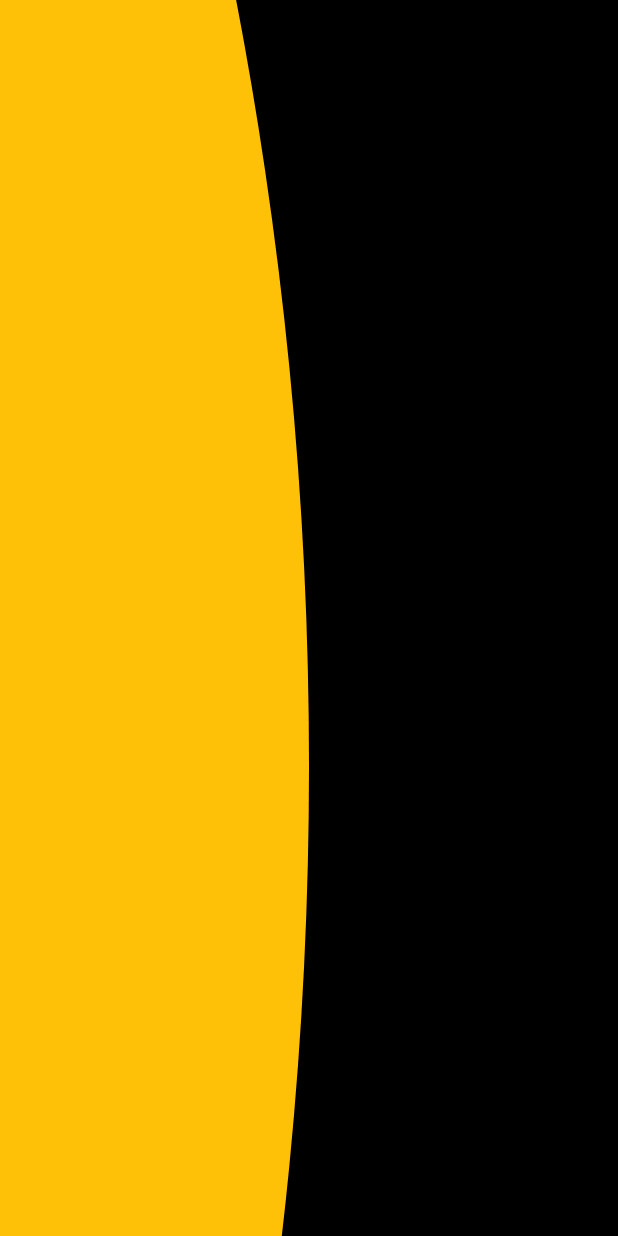
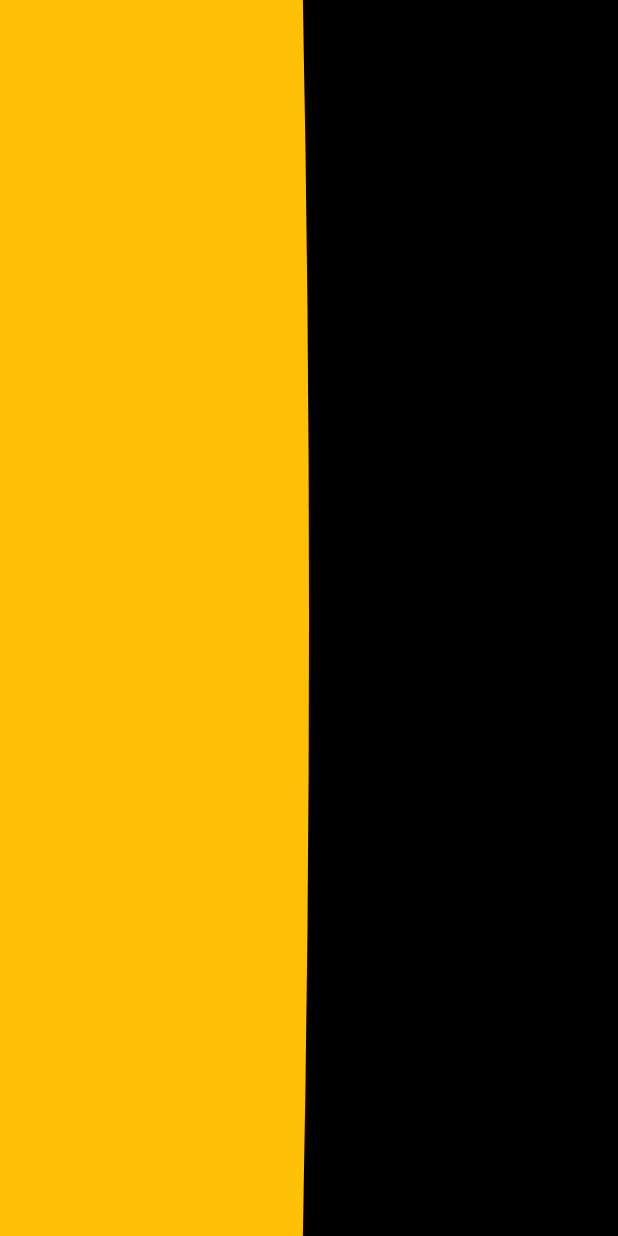
Before and after one commit to mouaadsk/CircleOnBoardingAnimation, a Flutter app: the screen it shows after launch, after a tap on the "arrow forward" icon, on a phone screen of 412 x 824 dp. Run offline on Flutter 3.47's test engine with Material 2 defaults, Android fonts, the phone set to English and light mode, and no system bars.

Commit message:
The animation is completed

```diff
--- a/lib/animation.dart
+++ b/lib/animation.dart
@@ -7,7 +7,9 @@ import 'dart:math';
 
 class CircleAnimation extends StatefulWidget {
   final Widget firstWidget, secondWidget;
-  const CircleAnimation({Key key, this.firstWidget, this.secondWidget})
+  final bool movingTheButton;
+  const CircleAnimation(
+      {Key key, this.firstWidget, this.secondWidget, this.movingTheButton})
       : super(key: key);
   @override
   _CircleAnimationState createState() => _CircleAnimationState();
@@ -27,6 +29,7 @@ class _CircleAnimationState extends State<CircleAnimation>
   Future<bool> playAnimation() async {
     try {
       //! Playing the first animation
+      if (this.widget.movingTheButton) {
         this._circleOnBoardingAniamtionState =
             CircleOnBoardingAniamtionState.MovingTheButton;
         this._movingButtonController.forward().then((value) {
@@ -46,6 +49,19 @@ class _CircleAnimationState extends State<CircleAnimation>
             });
           });
         });
+      } else {
+        this._circleOnBoardingAniamtionState =
+            CircleOnBoardingAniamtionState.StartAnimation;
+        this._firstAnimationController.forward().then((value) {
+          this.reversingWidgets = true;
+          this._firstAnimationController.reverse().then((value) {
+            this.animationCompleted = true;
+            setState(() {
+              this._circleOnBoardingAniamtionState = CircleOnBoardingAniamtionState.ButtonCenter;
+            });
+          });
+        });
+      }
       return true;
     } catch (e) {
       print(e.toString());
@@ -55,6 +71,7 @@ class _CircleAnimationState extends State<CircleAnimation>
 
   Future<bool> reverseAnimation() async {
     try {
+      if (this.widget.movingTheButton) {
         this._circleOnBoardingAniamtionState =
             CircleOnBoardingAniamtionState.MovingTheButton;
         //!playig the first animation backward
@@ -74,6 +91,19 @@ class _CircleAnimationState extends State<CircleAnimation>
             });
           });
         });
+      } else {
+        this._circleOnBoardingAniamtionState =
+            CircleOnBoardingAniamtionState.StartAnimation;
+        this._firstAnimationController.forward().then((value) {
+          this.reversingWidgets = false;
+          this._firstAnimationController.reverse().then((value) {
+            this.animationCompleted = false;
+            setState(() {
+              this._circleOnBoardingAniamtionState = CircleOnBoardingAniamtionState.ButtonCenter;
+            });
+          });
+        });
+      }
       return true;
     } catch (e) {
       print(e.toString());
@@ -111,7 +141,7 @@ class _CircleAnimationState extends State<CircleAnimation>
     // TODO: implement initState
     super.initState();
     this._firstAnimationController = AnimationController(
-        duration: const Duration(milliseconds: 500), vsync: this);
+        duration: animationCircleDuration * .5, vsync: this);
     this._firstCurvedAniamtion = CurvedAnimation(
         parent: this._firstAnimationController,
         curve: Curves.easeInCirc,
@@ -123,14 +153,16 @@ class _CircleAnimationState extends State<CircleAnimation>
               this.value = this._firstAnimationController.value;
             });
           });
+    if (this.widget.movingTheButton) {
       this._movingButtonController = AnimationController(
-        duration: Duration(milliseconds: 200), vsync: this)
+          duration: movingTheButtonDuration, vsync: this)
         ..addListener(() {
           setState(() {
             this.leftButtonMargin = initialLeftMargin +
                 this._movingButtonController.value *
                     (gettingTheCurrentCenterOfTheCircle(
-                              this._circleOnBoardingAniamtionState,this.reversingWidgets)
+                                this._circleOnBoardingAniamtionState,
+                                this.reversingWidgets)
                             .dx -
                         initialLeftMargin);
           });
@@ -141,23 +173,26 @@ class _CircleAnimationState extends State<CircleAnimation>
               this.leftButtonMargin = initialLeftMargin +
                   this._movingButtonController.value *
                       (gettingTheCurrentCenterOfTheCircle(
-                                this._circleOnBoardingAniamtionState, !this.animationCompleted)
+                                  this._circleOnBoardingAniamtionState,
+                                  !this.animationCompleted)
                               .dx -
                           initialLeftMargin);
               print("status is completed" + this.leftButtonMargin.toString());
             });
-        else if(status == AnimationStatus.dismissed){
+          else if (status == AnimationStatus.dismissed) {
             setState(() {
               this.leftButtonMargin = initialLeftMargin +
                   this._movingButtonController.value *
                       (gettingTheCurrentCenterOfTheCircle(
-                                this._circleOnBoardingAniamtionState, this.animationCompleted)
+                                  this._circleOnBoardingAniamtionState,
+                                  this.animationCompleted)
                               .dx -
                           initialLeftMargin);
               print("status is dismissed" + this.leftButtonMargin.toString());
             });
           }
         });
+    }
   }
 
   @override
@@ -212,6 +247,7 @@ class _CircleAnimationState extends State<CircleAnimation>
                 )
               : ClipOval(
                   clipper: OnBoardingClipper(
+                      movingButton: this.widget.movingTheButton,
                       animationEvolution: this.value,
                       reversingWidgets: this.reversingWidgets),
                   child: this.reversingWidgets
--- a/lib/animation_functions.dart
+++ b/lib/animation_functions.dart
@@ -11,15 +11,22 @@ double getWidth(BuildContext context) {
       MediaQuery.of(context).padding.left -
       MediaQuery.of(context).padding.right;
 }
+
 Size getSize(BuildContext context) {
   return Size(getWidth(context), getHeight(context));
 }
+
 Offset getCenterOffset(
     Size size, double animationEvolution, bool reversingWidgets) {
   try {
     Offset offsetToReturn = Offset(
-        size.width * ((0.5 + animationEvolution * 1.5 ) + (reversingWidgets? - 1 : 0)),
+        size.width *
+            ((0.5 + animationEvolution * 1.5) + (reversingWidgets ? -1 : 0)),
         size.height * (.8 - (.3 * animationEvolution)));
+    print("the x and y of the center points are " +
+        offsetToReturn.dx.toString() +
+        " " +
+        offsetToReturn.dy.toString());
     return offsetToReturn;
   } catch (e) {
     print(e.toString());
--- a/lib/animationparametrs.dart
+++ b/lib/animationparametrs.dart
@@ -4,3 +4,7 @@ double buttonHeight = .1, buttonBottomMargin = 0.15;
 
 //! the zoomFactor paramaeter means how much of growth the cutted rectangle (transformed to a circle) must be
 double circleZoomingFactor = 50;
+ //! in this variable you can adjust if you want to move the button to the center before/after the animation start/end
+ bool movingTheButton = false;
+ //! these variables are for the duration of the animation/movingTheButton
+ Duration animationCircleDuration = Duration(seconds : 2), movingTheButtonDuration = Duration(milliseconds: 200);
--- a/lib/clippers.dart
+++ b/lib/clippers.dart
@@ -2,26 +2,41 @@ import 'package:flutter/widgets.dart';
 import 'package:flutter_animation_circle/animation_functions.dart';
 import 'dart:math';
 import 'animationparametrs.dart';
+
 class OnBoardingClipper extends CustomClipper<Rect> {
   double animationEvolution;
-  bool reversingWidgets;
-  OnBoardingClipper({this.animationEvolution, this.reversingWidgets});
+  bool reversingWidgets, movingButton;
+  OnBoardingClipper(
+      {this.animationEvolution, this.reversingWidgets, this.movingButton});
   @override
   Rect getClip(Size size) {
     // TODO: implement getClip
-    Offset centerOffset = getCenterOffset(size, this.animationEvolution,this.reversingWidgets);
-    double height = size.height, width = size.width, zoomingFactor = circleZoomingFactor;
+    Offset centerOffset =
+        getCenterOffset(size, this.animationEvolution, this.reversingWidgets);
+    double height = size.height,
+        width = size.width,
+        zoomingFactor = circleZoomingFactor,
+        valueToAdd = this.movingButton ? 0 : ((1 - this.animationEvolution) * buttonHeight);
+    print("the movingButton value is " + this.movingButton.toString());
     Rect rect = this.reversingWidgets
         ? Rect.fromLTWH(
-            width * .5 - (height * (zoomingFactor * pow(this.animationEvolution, 4) + 0.1)),
+            width * (.5 + valueToAdd) -
+                (height *
+                    (zoomingFactor * pow(this.animationEvolution, 4) + 0.1)),
             centerOffset.dy -
-                (height * (zoomingFactor * pow(this.animationEvolution, 4) + 0.1)) * .5,
+                (height *
+                        (zoomingFactor * pow(this.animationEvolution, 4) +
+                            0.1)) *
+                    .5,
             height * (zoomingFactor * pow(this.animationEvolution, 4) + 0.1),
             height * (zoomingFactor * pow(this.animationEvolution, 4) + 0.1))
         : Rect.fromLTWH(
-            width * .5,
+            width * (.5 - valueToAdd),
             centerOffset.dy -
-                (height * (zoomingFactor * pow(this.animationEvolution, 4) + 0.1)) * .5,
+                (height *
+                        (zoomingFactor * pow(this.animationEvolution, 4) +
+                            0.1)) *
+                    .5,
             height * (zoomingFactor * pow(this.animationEvolution, 4) + 0.1),
             height * (zoomingFactor * pow(this.animationEvolution, 4) + 0.1));
     return rect;
--- a/lib/main.dart
+++ b/lib/main.dart
@@ -1,5 +1,5 @@
 import 'package:flutter/material.dart';
-import 'package:flutter_animation_circle/animation_functions.dart';
+import 'package:flutter_animation_circle/animationparametrs.dart';
 import 'animation.dart';
 
 void main() {
@@ -23,6 +23,7 @@ class MyApp extends StatelessWidget {
           secondWidget: Container(
             color: Colors.black,
           ),
+          movingTheButton: movingTheButton,
         ));
   }
 }
```
Lines whose indentation alone changed are shown as unchanged.
